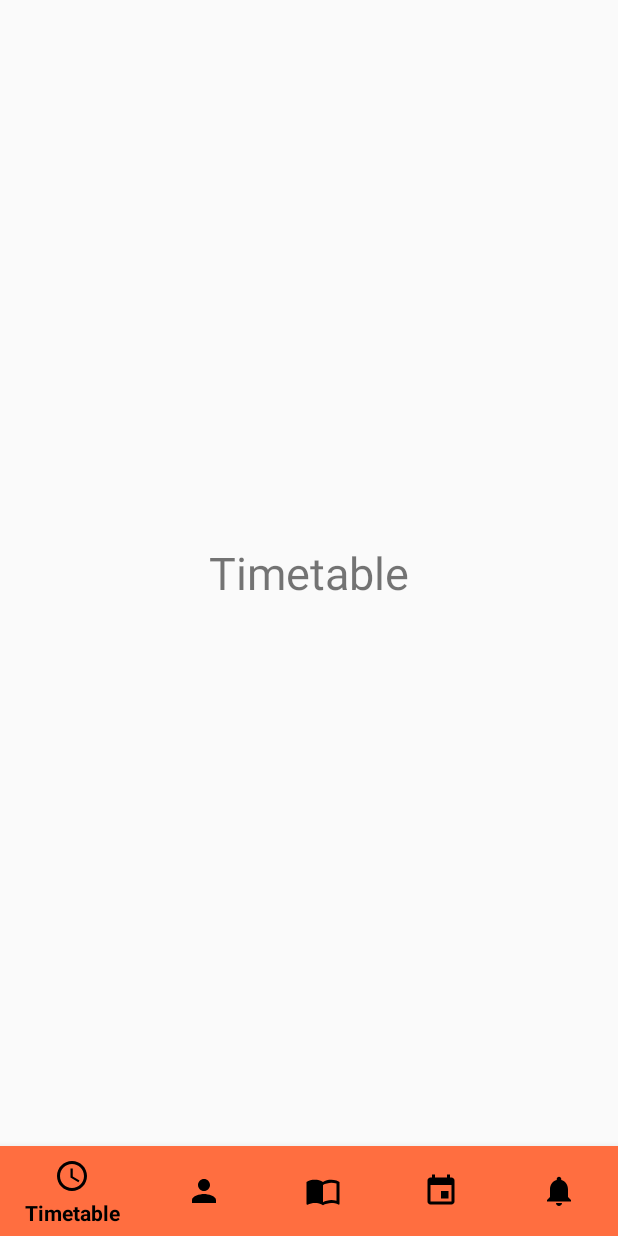
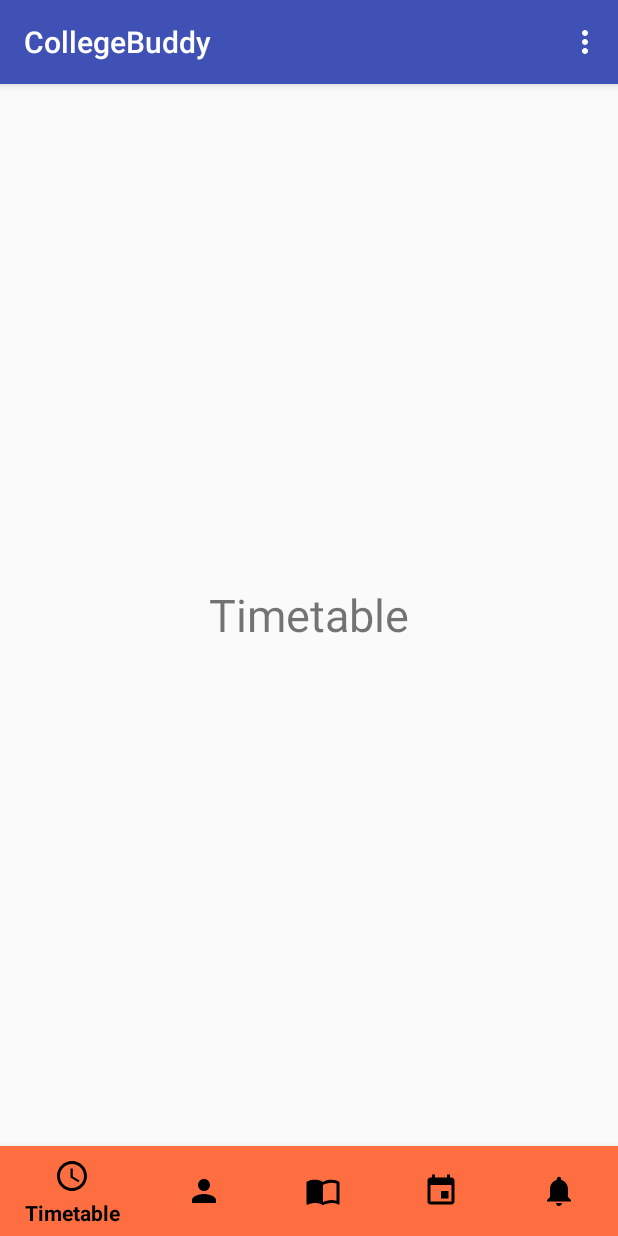
Before and after one commit to vaandhare/CollegeBuddy, an Android app: the BottomNavigationDrawer screen opened directly, with no data from a screen before it, on a phone screen of 412 x 824 dp. Run offline under Robolectric (Android 15) with nearby library versions, the light colour scheme and no system bars.

Commit message:
Theme Changed.

```diff
--- a/app/src/main/AndroidManifest.xml
+++ b/app/src/main/AndroidManifest.xml
@@ -9,14 +9,17 @@
         android:roundIcon="@mipmap/ic_launcher_round"
         android:supportsRtl="true"
         android:theme="@style/AppTheme">
-        <activity android:name=".MainActivity">
+        <activity android:name=".MainActivity"
+            android:theme="@style/LoginTheme">
             <intent-filter>
                 <action android:name="android.intent.action.MAIN" />
 
                 <category android:name="android.intent.category.LAUNCHER" />
             </intent-filter>
         </activity>
-        <activity android:name=".BottomNavigationDrawer"></activity>
+        <activity android:name=".BottomNavigationDrawer">
+
+        </activity>
     </application>
 
 </manifest>
--- a/app/src/main/res/layout/activity_bottom_navigation_drawer.xml
+++ b/app/src/main/res/layout/activity_bottom_navigation_drawer.xml
@@ -4,8 +4,7 @@
     xmlns:tools="http://schemas.android.com/tools"
     android:layout_width="match_parent"
     android:layout_height="match_parent"
-    tools:context=".BottomNavigationDrawer"
-    android:theme="@style/NewTheme">
+    tools:context=".BottomNavigationDrawer">
 
     <FrameLayout
         android:id="@+id/frame_layout"
--- a/app/src/main/res/values/styles.xml
+++ b/app/src/main/res/values/styles.xml
@@ -1,14 +1,14 @@
 <resources>
 
     <!-- Base application theme. -->
-    <style name="AppTheme" parent="Theme.AppCompat.Light.NoActionBar">
+    <style name="AppTheme" parent="Base.Theme.AppCompat.Light.DarkActionBar">
         <!-- Customize your theme here. -->
         <item name="colorPrimary">@color/colorPrimary</item>
         <item name="colorPrimaryDark">@color/colorPrimaryDark</item>
         <item name="colorAccent">@color/colorAccent</item>
     </style>
 
-    <style name="NewTheme" parent="Base.Theme.AppCompat.Light.DarkActionBar">
+    <style name="LoginTheme" parent="Theme.AppCompat.Light.NoActionBar">
         <item name="colorPrimary">@color/colorPrimary</item>
         <item name="colorPrimaryDark">@color/colorPrimaryDark</item>
         <item name="colorAccent">@color/colorAccent</item>
```
